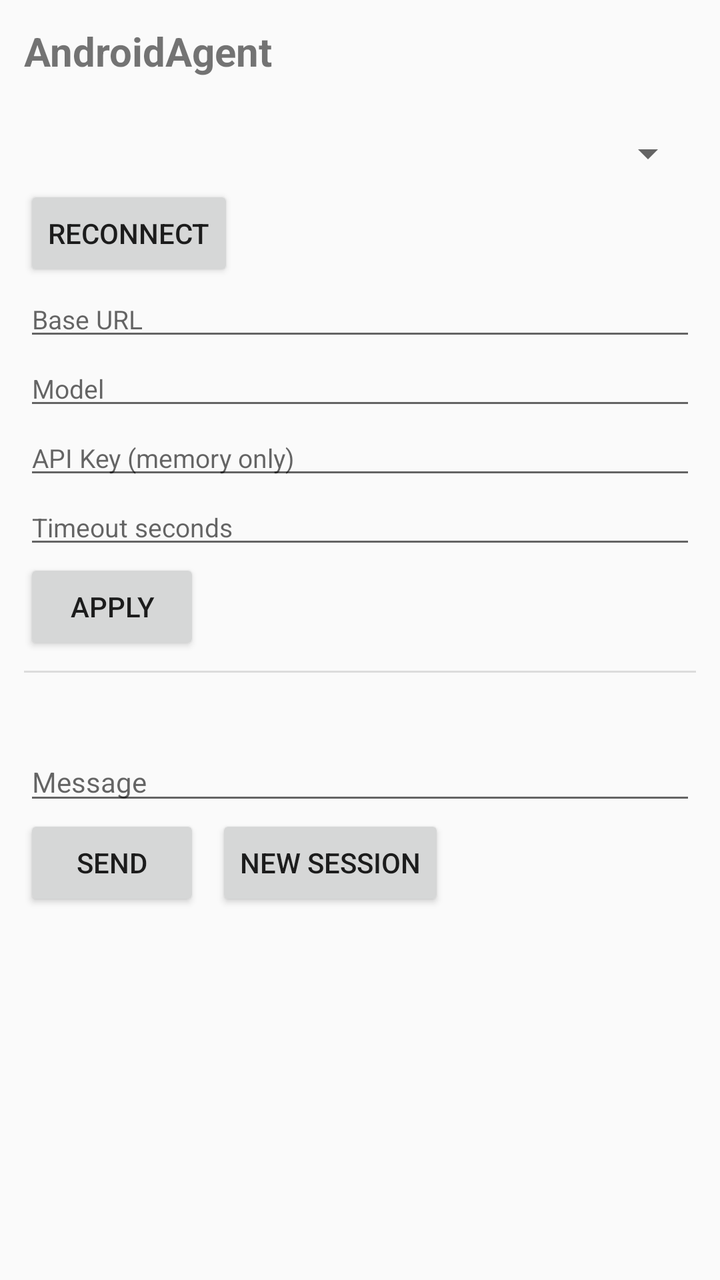
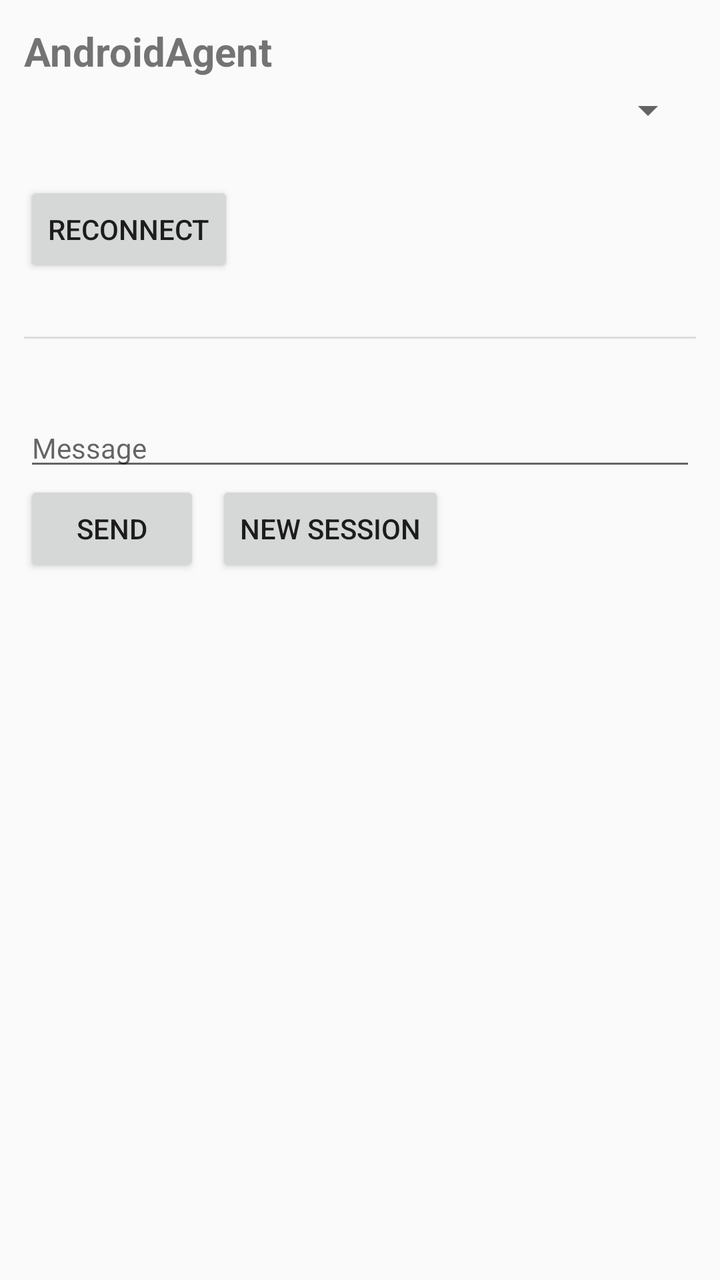

Before-and-after screenshots of an Android layout around one commit, followed by the original layout XML and the change that was made.
<!-- AndroidManifest.xml: application theme Theme.AndroidAgent -->
<!-- res/layout/activity_chat.xml -->
<?xml version="1.0" encoding="utf-8"?>
<ScrollView xmlns:android="http://schemas.android.com/apk/res/android"
    android:layout_width="match_parent"
    android:layout_height="match_parent"
    android:fillViewport="true">

    <LinearLayout
        android:layout_width="match_parent"
        android:layout_height="wrap_content"
        android:orientation="vertical"
        android:padding="12dp">

        <TextView
            android:layout_width="match_parent"
            android:layout_height="wrap_content"
            android:text="@string/app_name"
            android:textSize="20sp"
            android:textStyle="bold" />

        <TextView
            android:id="@+id/status"
            android:layout_width="match_parent"
            android:layout_height="wrap_content"
            android:layout_marginTop="4dp"
            android:textSize="13sp" />

        
        <Spinner
            android:id="@+id/provider_node"
            android:layout_width="match_parent"
            android:layout_height="wrap_content"
            android:layout_marginTop="4dp" />

        <Button
            android:id="@+id/reconnect"
            android:layout_width="wrap_content"
            android:layout_height="wrap_content"
            android:layout_marginTop="4dp"
            android:text="Reconnect" />

        
        <EditText
            android:id="@+id/base_url"
            android:layout_width="match_parent"
            android:layout_height="wrap_content"
            android:hint="Base URL"
            android:inputType="textUri"
            android:textSize="13sp" />

        <EditText
            android:id="@+id/model"
            android:layout_width="match_parent"
            android:layout_height="wrap_content"
            android:hint="Model"
            android:inputType="text"
            android:textSize="13sp" />

        <EditText
            android:id="@+id/api_key"
            android:layout_width="match_parent"
            android:layout_height="wrap_content"
            android:hint="API Key (memory only)"
            android:importantForAutofill="no"
            android:inputType="textPassword"
            android:textSize="13sp" />

        <EditText
            android:id="@+id/timeout"
            android:layout_width="match_parent"
            android:layout_height="wrap_content"
            android:hint="Timeout seconds"
            android:inputType="number"
            android:textSize="13sp" />

        <Button
            android:id="@+id/apply"
            android:layout_width="wrap_content"
            android:layout_height="wrap_content"
            android:text="Apply" />

        <View
            android:layout_width="match_parent"
            android:layout_height="1dp"
            android:layout_marginTop="8dp"
            android:background="?android:attr/listDivider" />

        <TextView
            android:id="@+id/transcript"
            android:layout_width="match_parent"
            android:layout_height="wrap_content"
            android:layout_marginTop="8dp"
            android:textIsSelectable="true"
            android:textSize="14sp" />

        <EditText
            android:id="@+id/input"
            android:layout_width="match_parent"
            android:layout_height="wrap_content"
            android:layout_marginTop="8dp"
            android:hint="Message"
            android:inputType="textMultiLine"
            android:textSize="14sp" />

        <LinearLayout
            android:layout_width="match_parent"
            android:layout_height="wrap_content"
            android:orientation="horizontal">

            <Button
                android:id="@+id/send"
                android:layout_width="wrap_content"
                android:layout_height="wrap_content"
                android:text="Send" />

            <Button
                android:id="@+id/new_session"
                android:layout_width="wrap_content"
                android:layout_height="wrap_content"
                android:layout_marginStart="8dp"
                android:text="New Session" />
        </LinearLayout>

    </LinearLayout>
</ScrollView>
<!-- resources referenced by this layout -->
<resources>
  <string name="app_name">AndroidAgent</string>
  <style name="Theme.AndroidAgent" parent="Theme.AppCompat.DayNight.DarkActionBar" />
</resources>

<!-- the commit's change to res/layout/activity_chat.xml (unified diff, before → after) -->
@@ -17,19 +17,19 @@
             android:textSize="20sp"
             android:textStyle="bold" />
 
-        <TextView
-            android:id="@+id/status"
-            android:layout_width="match_parent"
-            android:layout_height="wrap_content"
-            android:layout_marginTop="4dp"
-            android:textSize="13sp" />
-
         
         <Spinner
             android:id="@+id/provider_node"
             android:layout_width="match_parent"
             android:layout_height="wrap_content"
             android:layout_marginTop="4dp" />
+
+        <TextView
+            android:id="@+id/provider_endpoint"
+            android:layout_width="match_parent"
+            android:layout_height="wrap_content"
+            android:layout_marginTop="2dp"
+            android:textSize="13sp" />
 
         <Button
             android:id="@+id/reconnect"
@@ -38,45 +38,12 @@
             android:layout_marginTop="4dp"
             android:text="Reconnect" />
 
-        
-        <EditText
-            android:id="@+id/base_url"
+        <TextView
+            android:id="@+id/status"
             android:layout_width="match_parent"
             android:layout_height="wrap_content"
-            android:hint="Base URL"
-            android:inputType="textUri"
+            android:layout_marginTop="4dp"
             android:textSize="13sp" />
-
-        <EditText
-            android:id="@+id/model"
-            android:layout_width="match_parent"
-            android:layout_height="wrap_content"
-            android:hint="Model"
-            android:inputType="text"
-            android:textSize="13sp" />
-
-        <EditText
-            android:id="@+id/api_key"
-            android:layout_width="match_parent"
-            android:layout_height="wrap_content"
-            android:hint="API Key (memory only)"
-            android:importantForAutofill="no"
-            android:inputType="textPassword"
-            android:textSize="13sp" />
-
-        <EditText
-            android:id="@+id/timeout"
-            android:layout_width="match_parent"
-            android:layout_height="wrap_content"
-            android:hint="Timeout seconds"
-            android:inputType="number"
-            android:textSize="13sp" />
-
-        <Button
-            android:id="@+id/apply"
-            android:layout_width="wrap_content"
-            android:layout_height="wrap_content"
-            android:text="Apply" />
 
         <View
             android:layout_width="match_parent"
